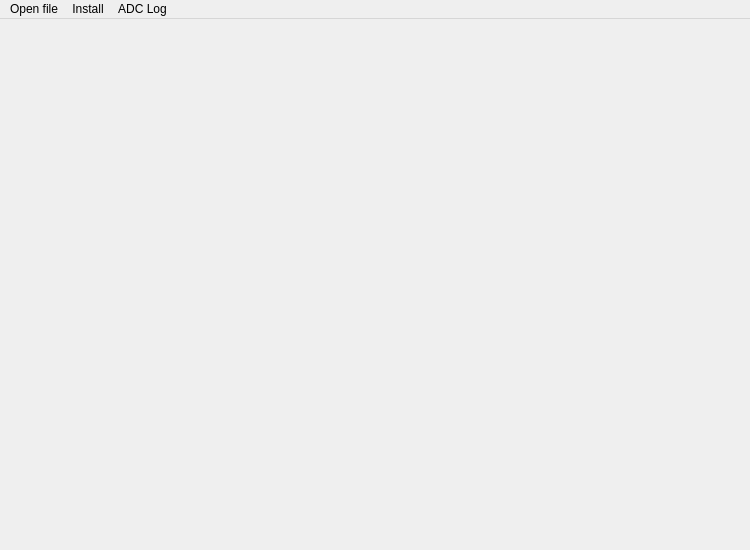
Above: ui/MainWindowUIDesign.ui from AVSidorov/FT2SXR before the change. Below: the same form after it.
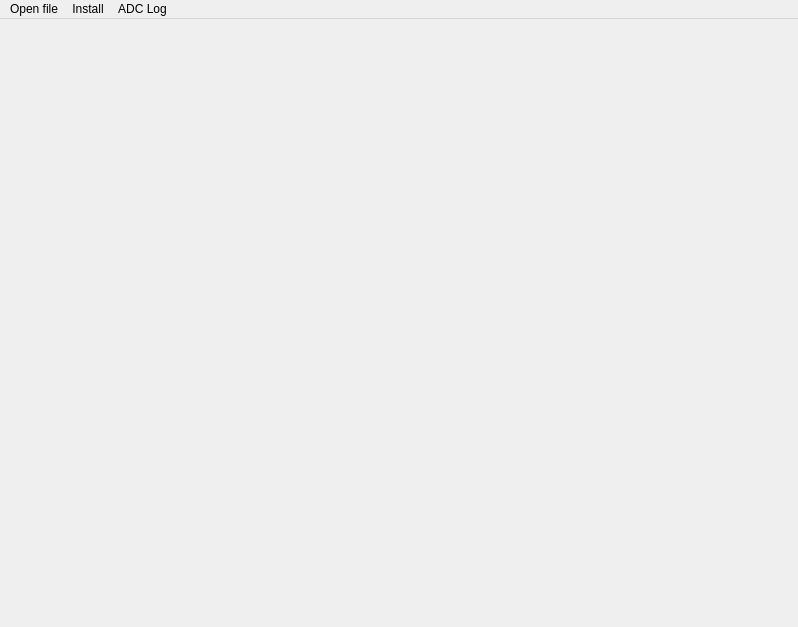
That is the form after the change.

```diff
--- a/ui/MainWindowUIDesign.ui
+++ b/ui/MainWindowUIDesign.ui
@@ -6,8 +6,8 @@
    <rect>
     <x>0</x>
     <y>0</y>
-    <width>750</width>
-    <height>550</height>
+    <width>798</width>
+    <height>627</height>
    </rect>
   </property>
   <property name="windowTitle">
@@ -29,7 +29,7 @@
     <rect>
      <x>0</x>
      <y>0</y>
-     <width>750</width>
+     <width>798</width>
      <height>26</height>
     </rect>
    </property>
```
Left out of the diff: 12 changed lines with no effect on the pictures.
